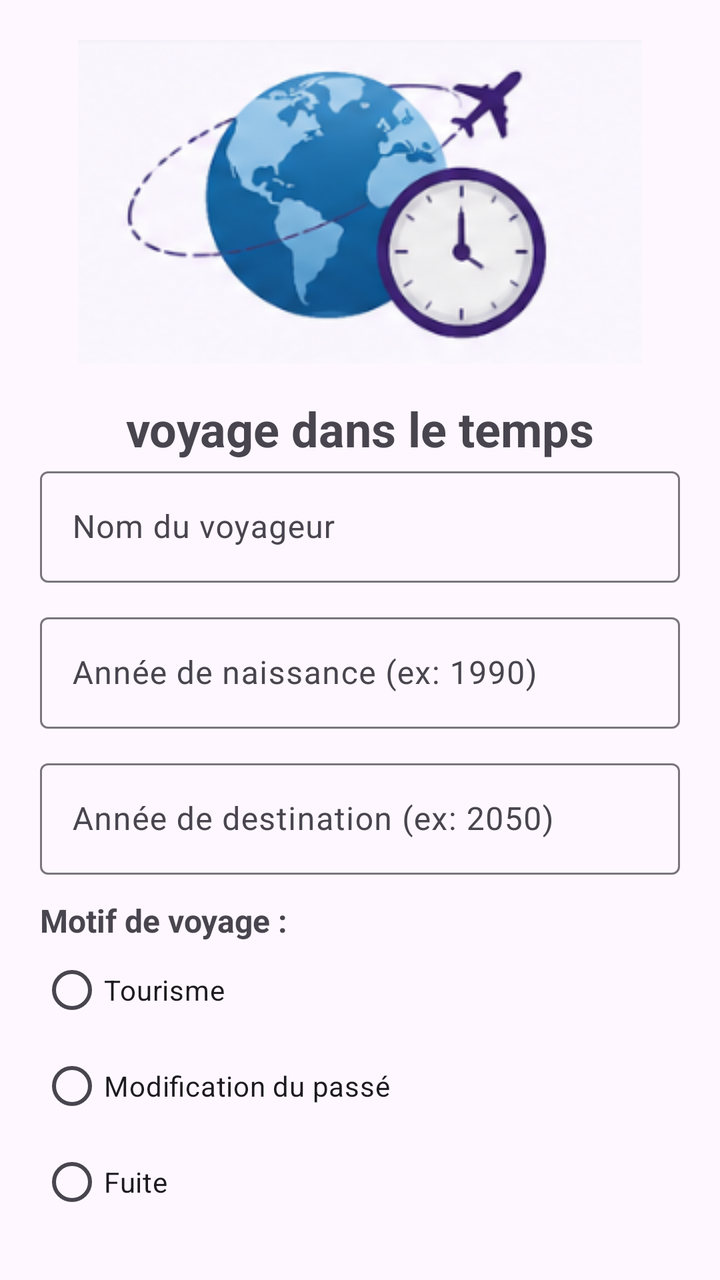
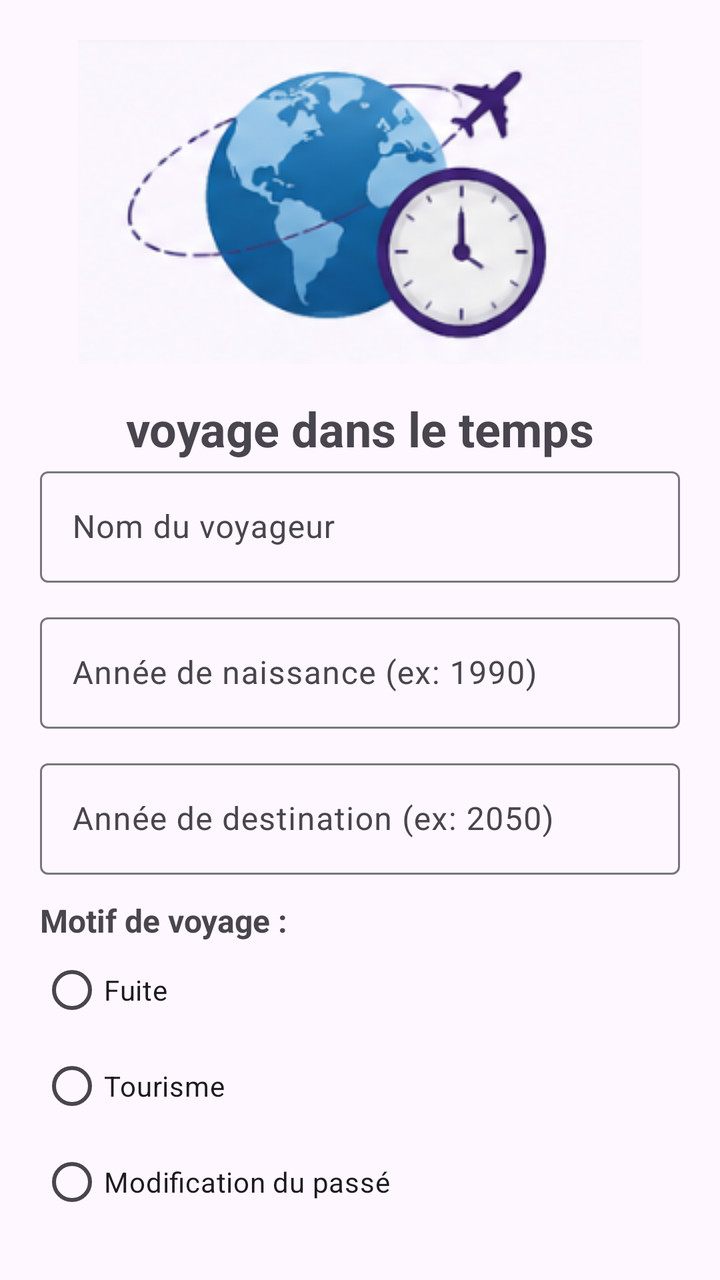

Before-and-after screenshots of an Android layout around one commit, followed by the original layout XML and the change that was made.
<!-- AndroidManifest.xml: application theme Theme.Project -->
<!-- res/layout/activity_main.xml -->
<?xml version="1.0" encoding="utf-8"?>
<LinearLayout xmlns:android="http://schemas.android.com/apk/res/android"
    xmlns:app="http://schemas.android.com/apk/res-auto"
    xmlns:tools="http://schemas.android.com/tools"
    android:id="@+id/root_layout_ok"
    android:layout_width="match_parent"
    android:layout_height="match_parent"
    android:orientation="vertical"
    android:padding="20dp"
    tools:context=".MainActivity"
    tools:ignore="vertical">

    <ImageView
        android:id="@+id/imageView5"
        android:layout_width="match_parent"
        android:layout_height="wrap_content"
        app:srcCompat="@drawable/capture_d__cran_2026_11_07_235558" />

    <TextView
        android:id="@+id/textView"
        android:layout_width="match_parent"
        android:layout_height="wrap_content"
        android:layout_marginTop="16sp"
        android:gravity="center"
        android:text="voyage dans le temps"
        android:textSize="24sp"
        android:textStyle="bold" />

    <com.google.android.material.textfield.TextInputLayout
        android:layout_width="match_parent"
        android:layout_height="wrap_content"
        android:layout_marginBottom="12dp">

        <com.google.android.material.textfield.TextInputEditText
            android:layout_width="match_parent"
            android:layout_height="wrap_content"
            android:hint="Nom du voyageur" />
    </com.google.android.material.textfield.TextInputLayout>

    <com.google.android.material.textfield.TextInputLayout
        android:layout_width="match_parent"
        android:layout_height="wrap_content"
        android:layout_marginBottom="12dp">

        <com.google.android.material.textfield.TextInputEditText
            android:layout_width="match_parent"
            android:layout_height="wrap_content"
            android:hint="Année de naissance (ex: 1990)" />
    </com.google.android.material.textfield.TextInputLayout>

    <com.google.android.material.textfield.TextInputLayout
        android:layout_width="match_parent"
        android:layout_height="wrap_content"
        android:layout_marginBottom="12dp">

        <com.google.android.material.textfield.TextInputEditText
            android:layout_width="match_parent"
            android:layout_height="wrap_content"
            android:hint="Année de destination (ex: 2050)" />
    </com.google.android.material.textfield.TextInputLayout>

    <TextView
        android:id="@+id/textView2"
        android:layout_width="match_parent"
        android:layout_height="wrap_content"
        android:text="Motif de voyage :"
        android:textSize="16sp"
        android:textStyle="bold"
        tools:layout_marginTop="16dp" />

    <RadioGroup
        android:layout_width="match_parent"
        android:layout_height="wrap_content">

        <RadioButton
            android:id="@+id/radioButton2"
            android:layout_width="match_parent"
            android:layout_height="wrap_content"
            android:text="Tourisme" />
    </RadioGroup>

    <RadioGroup
        android:layout_width="match_parent"
        android:layout_height="wrap_content">

        <RadioButton
            android:id="@+id/radioButton3"
            android:layout_width="match_parent"
            android:layout_height="wrap_content"
            android:text="Modification du passé" />
    </RadioGroup>

    <RadioGroup
        android:layout_width="match_parent"
        android:layout_height="wrap_content">

        <RadioButton
            android:id="@+id/radioButton4"
            android:layout_width="match_parent"
            android:layout_height="wrap_content"
            android:text="Fuite" />
    </RadioGroup>

    <Button
        android:id="@+id/button"
        android:layout_width="match_parent"
        android:layout_height="wrap_content"
        android:layout_marginTop="24dp"
        android:backgroundTint="#6A3BBC"
        android:text="Inspecter le profil"
        app:cornerRadius="24dp" />

</LinearLayout>
<!-- resources referenced by this layout -->
<resources>
  <!-- drawable capture_d__cran_2026_11_07_235558: png bitmap (drawable, 57954 bytes) -->
  <style name="Theme.Project" parent="Base.Theme.Project" />
  <style name="Base.Theme.Project" parent="Theme.Material3.DayNight.NoActionBar">
          
          
      </style>
</resources>

<!-- the commit's change to res/layout/activity_main.xml (unified diff, before → after) -->
@@ -2,7 +2,7 @@
 <LinearLayout xmlns:android="http://schemas.android.com/apk/res/android"
     xmlns:app="http://schemas.android.com/apk/res-auto"
     xmlns:tools="http://schemas.android.com/tools"
-    android:id="@+id/root_layout_ok"
+    android:id="@+id/layout_verdict_nj"
     android:layout_width="match_parent"
     android:layout_height="match_parent"
     android:orientation="vertical"
@@ -32,6 +32,7 @@
         android:layout_marginBottom="12dp">
 
         <com.google.android.material.textfield.TextInputEditText
+            android:id="@+id/edit_nom_nj"
             android:layout_width="match_parent"
             android:layout_height="wrap_content"
             android:hint="Nom du voyageur" />
@@ -43,6 +44,7 @@
         android:layout_marginBottom="12dp">
 
         <com.google.android.material.textfield.TextInputEditText
+            android:id="@+id/edit_naissance_nj"
             android:layout_width="match_parent"
             android:layout_height="wrap_content"
             android:hint="Année de naissance (ex: 1990)" />
@@ -54,6 +56,7 @@
         android:layout_marginBottom="12dp">
 
         <com.google.android.material.textfield.TextInputEditText
+            android:id="@+id/edit_destination_nj"
             android:layout_width="match_parent"
             android:layout_height="wrap_content"
             android:hint="Année de destination (ex: 2050)" />
@@ -69,40 +72,31 @@
         tools:layout_marginTop="16dp" />
 
     <RadioGroup
+        android:id="@+id/radio_group_motif_nj"
         android:layout_width="match_parent"
         android:layout_height="wrap_content">
 
         <RadioButton
-            android:id="@+id/radioButton2"
+            android:layout_width="match_parent"
+            android:layout_height="wrap_content"
+            android:text="Fuite" />
+
+        <RadioButton
+            android:id="@+id/radio_tourisme_nj"
             android:layout_width="match_parent"
             android:layout_height="wrap_content"
             android:text="Tourisme" />
-    </RadioGroup>
-
-    <RadioGroup
-        android:layout_width="match_parent"
-        android:layout_height="wrap_content">
 
         <RadioButton
-            android:id="@+id/radioButton3"
+            android:id="@+id/radio_modification_nj"
             android:layout_width="match_parent"
             android:layout_height="wrap_content"
             android:text="Modification du passé" />
-    </RadioGroup>
 
-    <RadioGroup
-        android:layout_width="match_parent"
-        android:layout_height="wrap_content">
-
-        <RadioButton
-            android:id="@+id/radioButton4"
-            android:layout_width="match_parent"
-            android:layout_height="wrap_content"
-            android:text="Fuite" />
     </RadioGroup>
 
     <Button
-        android:id="@+id/button"
+        android:id="@+id/btn_inspecter_nj"
         android:layout_width="match_parent"
         android:layout_height="wrap_content"
         android:layout_marginTop="24dp"
